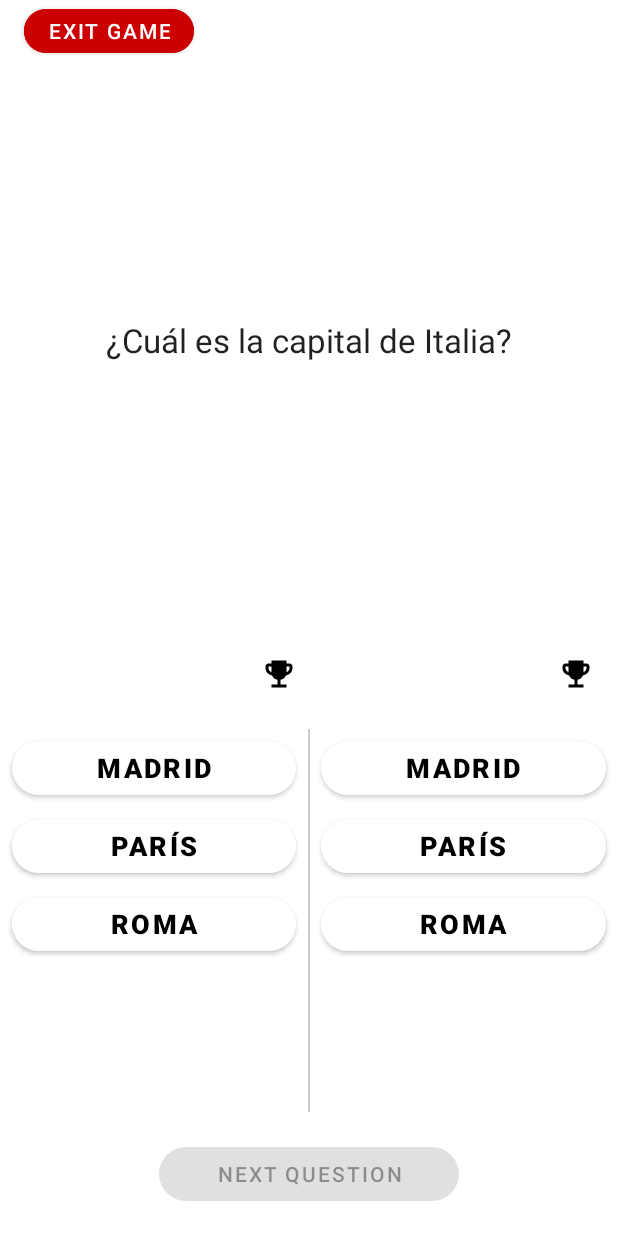
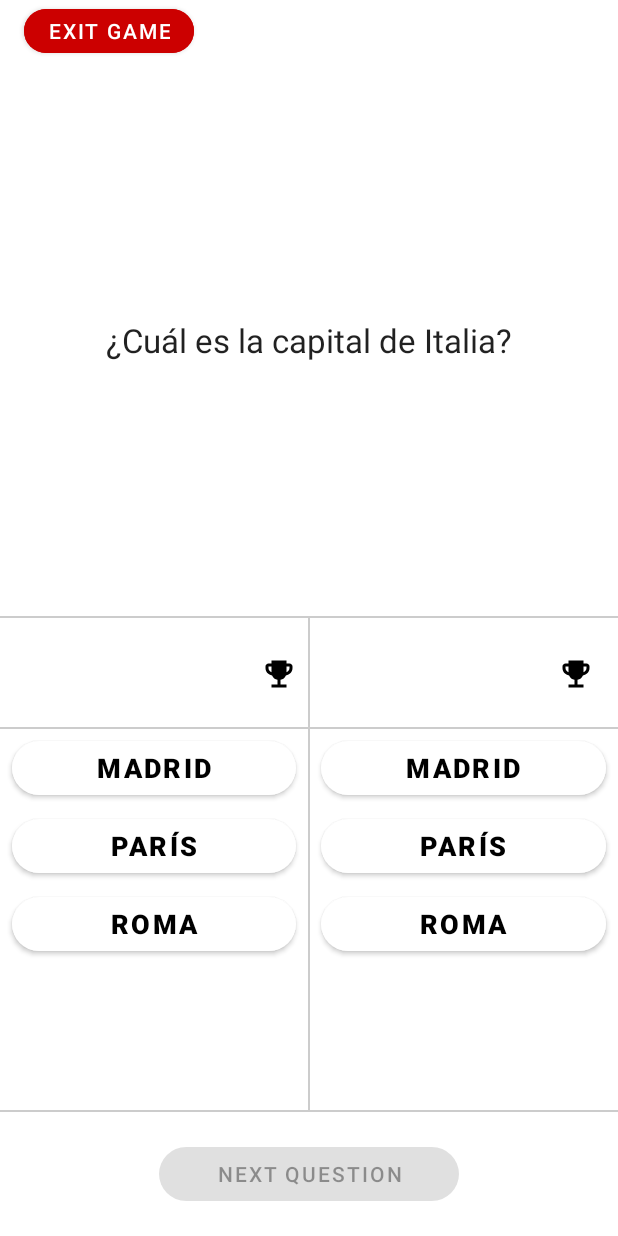
Before and after one commit to argote-dev/TriviaApp, an Android app: the fragment GameFragment placed in its activity, on a phone screen of 412 x 824 dp. Run offline under Robolectric (Android 15) with nearby library versions, the phone set to English and light mode, and no system bars.

Commit message:
Add ui separations

```diff
--- a/app/src/main/res/layout/fragment_game.xml
+++ b/app/src/main/res/layout/fragment_game.xml
@@ -166,6 +166,43 @@
         app:layout_constraintStart_toStartOf="parent"
         app:layout_constraintTop_toTopOf="@+id/guideline" />
 
+    <View
+        android:id="@+id/view4"
+        android:layout_width="2px"
+        android:layout_height="0dp"
+        android:background="#cccccc"
+        app:layout_constraintBottom_toTopOf="@+id/guideline"
+        app:layout_constraintEnd_toEndOf="parent"
+        app:layout_constraintStart_toStartOf="parent"
+        app:layout_constraintTop_toTopOf="@+id/guideline4" />
+
+    <View
+        android:id="@+id/view2"
+        android:layout_width="0dp"
+        android:layout_height="2px"
+        android:background="#cccccc"
+        app:layout_constraintBottom_toTopOf="@+id/guideline4"
+        app:layout_constraintEnd_toEndOf="parent"
+        app:layout_constraintStart_toStartOf="parent" />
+
+    <View
+        android:id="@+id/view3"
+        android:layout_width="0dp"
+        android:layout_height="2px"
+        android:background="#cccccc"
+        app:layout_constraintBottom_toTopOf="@+id/guideline"
+        app:layout_constraintEnd_toEndOf="parent"
+        app:layout_constraintStart_toStartOf="parent" />
+
+    <View
+        android:id="@+id/view6"
+        android:layout_width="0dp"
+        android:layout_height="2px"
+        android:background="#cccccc"
+        app:layout_constraintBottom_toTopOf="@+id/guideline6"
+        app:layout_constraintEnd_toEndOf="parent"
+        app:layout_constraintStart_toStartOf="parent" />
+
     <Button
         android:id="@+id/btnNextQuestion"
         android:layout_width="200dp"
```
